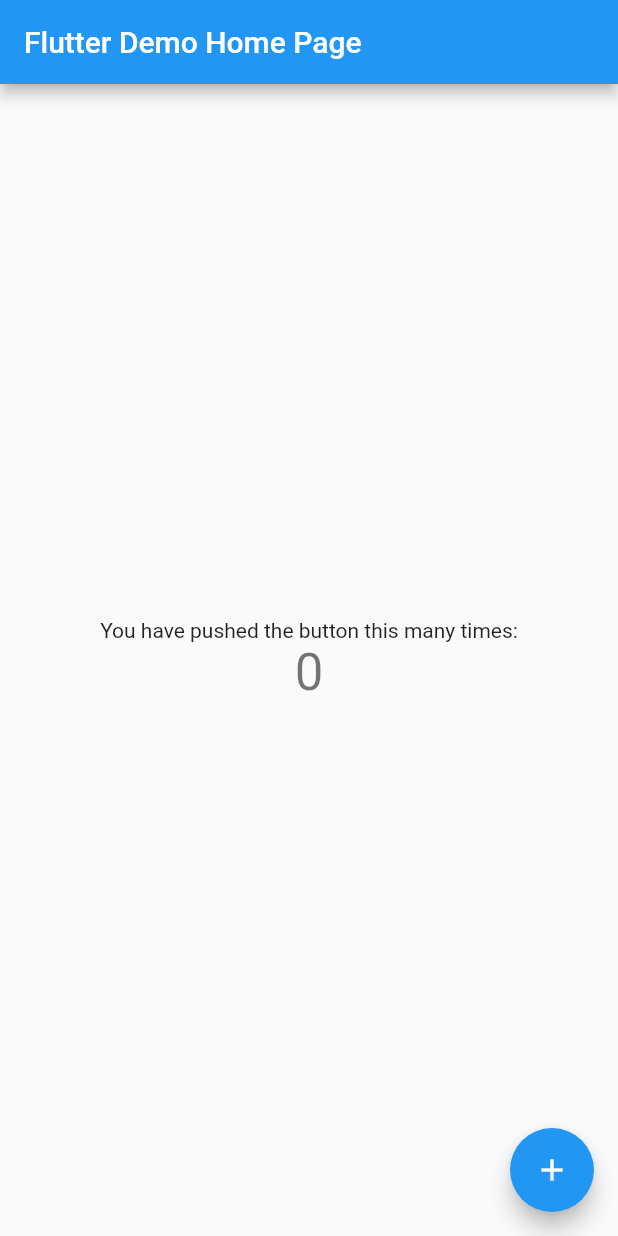
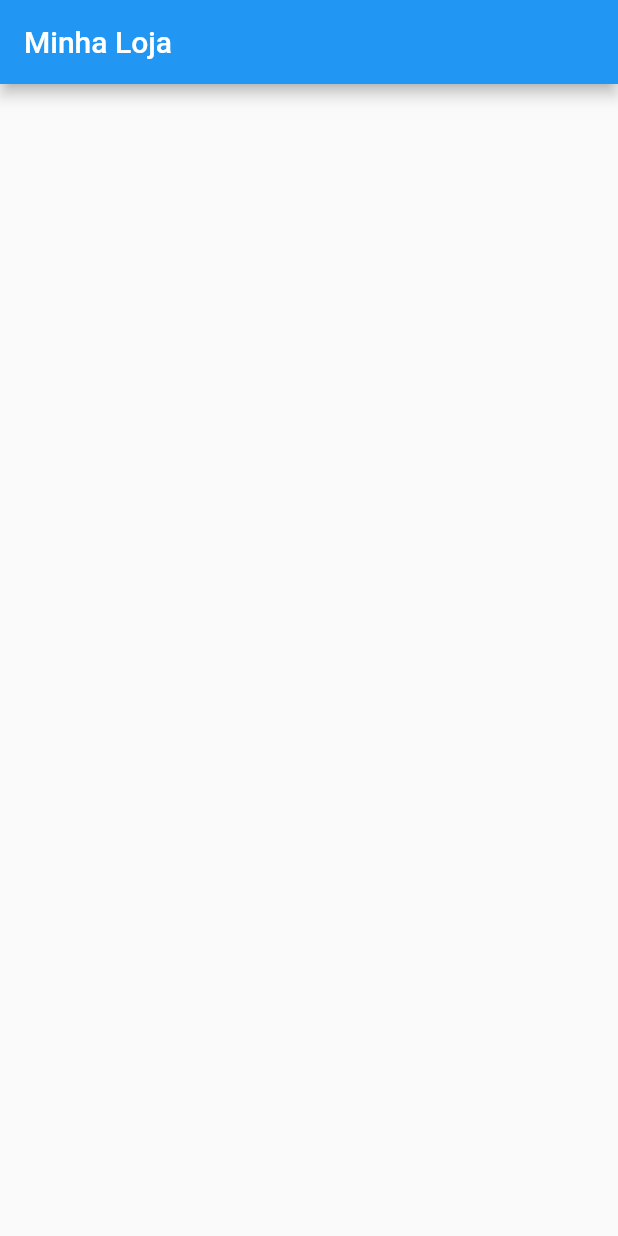
Before and after one commit to DeusdedithJhunior/App-Shop-Android-IOS, a Flutter app: the screen it shows after launch, on a phone screen of 412 x 824 dp. Run offline on Flutter 3.47's test engine with Material 2 defaults, Android fonts, the phone set to English and light mode, and no system bars.

Commit message:
referencing the overview page in main.dart

```diff
--- a/AppShop/shop/lib/main.dart
+++ b/AppShop/shop/lib/main.dart
@@ -1,4 +1,5 @@
 import 'package:flutter/material.dart';
+import 'pages/products_overview_page.dart';
 
 void main() {
   runApp(const MyApp());
@@ -15,53 +16,7 @@ class MyApp extends StatelessWidget {
       theme: ThemeData(
         primarySwatch: Colors.blue,
       ),
-      home: const MyHomePage(title: 'Flutter Demo Home Page'),
+      home: const ProductsOverviewPage(),
     );
   }
 }
-
-class MyHomePage extends StatefulWidget {
-  const MyHomePage({Key? key, required this.title}) : super(key: key);
-  final String title;
-
-  @override
-  State<MyHomePage> createState() => _MyHomePageState();
-}
-
-class _MyHomePageState extends State<MyHomePage> {
-  int _counter = 0;
-
-  void _incrementCounter() {
-    setState(() {
-      _counter++;
-    });
-  }
-
-  @override
-  Widget build(BuildContext context) {
-    return Scaffold(
-      appBar: AppBar(
-        title: Text(widget.title),
-      ),
-      body: Center(
-        child: Column(
-          mainAxisAlignment: MainAxisAlignment.center,
-          children: <Widget>[
-            const Text(
-              'You have pushed the button this many times:',
-            ),
-            Text(
-              '$_counter',
-              style: Theme.of(context).textTheme.headline4,
-            ),
-          ],
-        ),
-      ),
-      floatingActionButton: FloatingActionButton(
-        onPressed: _incrementCounter,
-        tooltip: 'Increment',
-        child: const Icon(Icons.add),
-      ), // This trailing comma makes auto-formatting nicer for build methods.
-    );
-  }
-}
--- /dev/null
+++ b/AppShop/shop/lib/pages/products_overview_page.dart
@@ -0,0 +1,16 @@
+import 'package:flutter/material.dart';
+
+// tela que irá exibir os produtos
+class ProductsOverviewPage extends StatelessWidget {
+
+  // construtor
+  const ProductsOverviewPage({Key? key}) : super(key: key);
+
+  // metodo build
+  @override
+  Widget build(BuildContext context) {
+    return Scaffold(
+      appBar: AppBar(title: const Text('Minha Loja')),
+    );
+  }
+}
```
